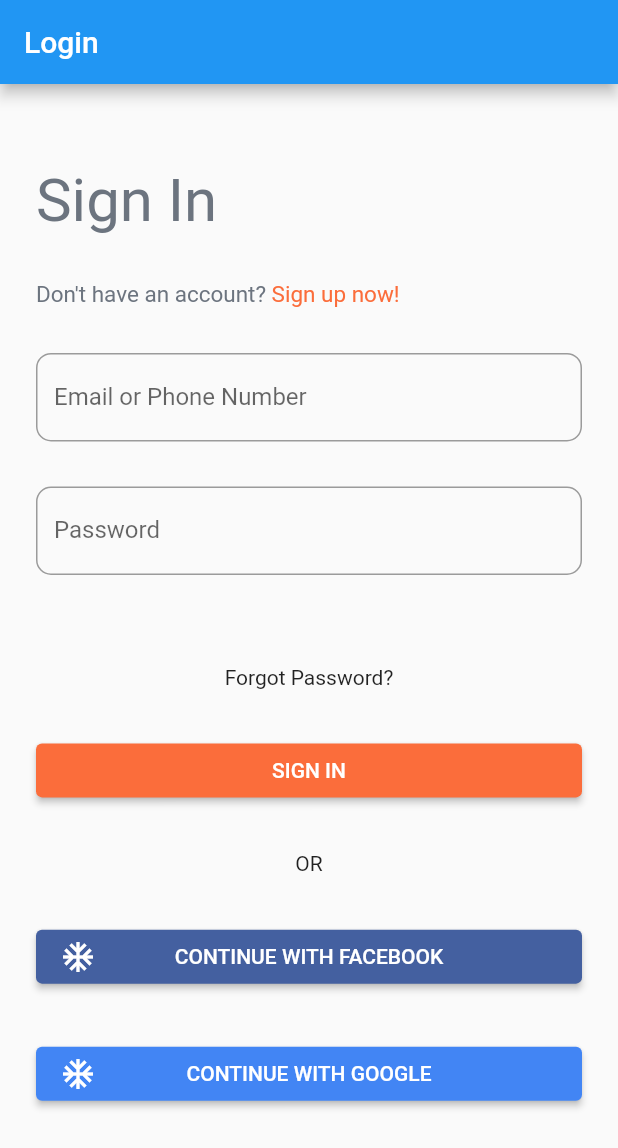
After one commit to NguyenTanPhucK11/flutter-200lab, a Flutter app: the screen it shows after launch, after a tap on "Day 5", on a phone screen of 412 x 824 dp. The commit adds this screen. Shown: the top 1148 px of the screen. Run offline on Flutter 3.47's test engine with Material 2 defaults, Android fonts, the phone set to English and light mode, and no system bars; our stand-ins replace cached_network_image; network calls fail.

Commit message:
fix screen ex

```diff
--- a/lib/exercise_screen.dart
+++ b/lib/exercise_screen.dart
@@ -3,6 +3,8 @@ import 'package:demo/screens/Day1/ex2_screen.dart';
 import 'package:demo/screens/Day2/todo.dart';
 import 'package:demo/screens/Day3/profile_screen.dart';
 import 'package:flutter/material.dart';
+
+import 'screens/Day5/login-screen.dart';
 
 class Exercise extends StatelessWidget {
   @override
@@ -18,43 +20,27 @@ class ScaffoldAppWithTheme extends StatelessWidget {
       appBar: AppBar(
         title: Text('Exercise'),
       ),
-      body: Row(
-        mainAxisAlignment: MainAxisAlignment.spaceAround,
+      body: Wrap(
+        alignment: WrapAlignment.start,
         children: <Widget>[
-          RaisedButton(
-            onPressed: () => Navigator.push(
-                context,
-                MaterialPageRoute(
-                  builder: (context) => Exercise1(),
-                )),
-            child: Text('Day1'),
-          ),
-          RaisedButton(
-            onPressed: () => Navigator.push(
-                context,
-                MaterialPageRoute(
-                  builder: (context) => Exercise2(),
-                )),
-            child: Text('Day1'),
-          ),
-          RaisedButton(
-            onPressed: () => Navigator.push(
-                context,
-                MaterialPageRoute(
-                  builder: (context) => TodoList(),
-                )),
-            child: Text('Day2'),
-          ),
-          RaisedButton(
-            onPressed: () => Navigator.push(
-                context,
-                MaterialPageRoute(
-                  builder: (context) => Profile(),
-                )),
-            child: Text('Day3'),
-          ),
+          _buttonDay(Exercise1(), 'Day 1', context),
+          _buttonDay(Exercise2(), 'Day 1', context),
+          _buttonDay(TodoList(), 'Day 2', context),
+          _buttonDay(Profile(), 'Day 3', context),
+          _buttonDay(Login(), 'Day 5', context),
         ],
       ),
     );
   }
+
+  _buttonDay(Widget f, String name, BuildContext ctx) {
+    return ElevatedButton(
+      onPressed: () => Navigator.push(
+          ctx,
+          MaterialPageRoute(
+            builder: (context) => f,
+          )),
+      child: Text(name),
+    );
+  }
 }
--- a/lib/providers/todos.dart
+++ b/lib/providers/todos.dart
@@ -45,9 +45,9 @@ class Todos with ChangeNotifier {
   }
 
   void updateTodo(String id, Todo newTodo) {
-    final todoId = _todos.indexWhere((todos) => todos.id == id);
-    if (todoId >= 0) {
-      _todos[todoId] = newTodo;
+    final index = _todos.indexWhere((todo) => todo.id == id);
+    if (index >= 0) {
+      _todos[index] = newTodo;
       notifyListeners();
     } else {
       print('can\'t find');
--- /dev/null
+++ b/lib/screens/Day5/login-screen.dart
@@ -0,0 +1,201 @@
+import 'package:flutter/material.dart';
+import 'package:flutter/cupertino.dart';
+
+class Login extends StatefulWidget {
+  @override
+  _LoginState createState() => _LoginState();
+}
+
+class _LoginState extends State<Login> {
+  final Color _orange = Color(0xFFFB6D3B);
+
+  final Color _blue = Color(0xff4285F4);
+
+  final Color _blueGrey = Color(0xff4460A0);
+
+  final Color _black = Color(0xFF6C747F);
+
+  bool isSignIn = true;
+
+  @override
+  Widget build(BuildContext context) {
+    return MaterialApp(
+      home: Scaffold(
+        appBar: AppBar(
+          title: Text("Login"),
+        ),
+        body: _buildBody(context),
+      ),
+    );
+  }
+
+  _buildBody(context) {
+    return Container(
+      padding: EdgeInsets.all(24),
+      child: Column(
+        mainAxisAlignment: MainAxisAlignment.spaceEvenly,
+        crossAxisAlignment: CrossAxisAlignment.start,
+        children: [
+          Text(
+            "Sign In",
+            style: TextStyle(
+              fontSize: 40,
+              color: _black,
+            ),
+          ),
+          RichText(
+            text: TextSpan(
+              // style: DefaultTextStyle.of(context).style,
+              children: [
+                TextSpan(
+                  text: isSignIn
+                      ? 'Don\'t have an account? '
+                      : 'Enter your Email and new Password for sign up, or ',
+                  style: TextStyle(
+                    fontSize: 15,
+                    color: _black,
+                  ),
+                ),
+                TextSpan(
+                  text: isSignIn ? 'Sign up now!' : 'Already have account?',
+                  style: TextStyle(
+                    fontSize: 15,
+                    color: _orange,
+                  ),
+                )
+              ],
+            ),
+          ),
+          TextFormField(
+            obscureText: true,
+            decoration: InputDecoration(
+              border: OutlineInputBorder(
+                borderRadius: BorderRadius.circular(10.0),
+                borderSide: BorderSide(width: 1),
+              ),
+              hintText: 'Email or Phone Number',
+              labelText: 'Email or Phone Number',
+            ),
+          ),
+          TextFormField(
+            obscureText: true,
+            decoration: InputDecoration(
+              border: OutlineInputBorder(
+                borderRadius: BorderRadius.circular(10.0),
+                borderSide: BorderSide(width: 1),
+              ),
+              hintText: 'Password',
+              labelText: 'Password',
+            ),
+          ),
+          isSignIn
+              ? SizedBox()
+              : TextFormField(
+                  obscureText: true,
+                  decoration: InputDecoration(
+                    border: OutlineInputBorder(
+                      borderRadius: BorderRadius.circular(10.0),
+                      borderSide: BorderSide(width: 1),
+                    ),
+                    hintText: 'Confirm Password',
+                    labelText: 'Confirm Password',
+                  ),
+                ),
+          isSignIn ? Center(child: Text('Forgot Password?')) : SizedBox(),
+          ElevatedButton(
+            style: ElevatedButton.styleFrom(
+              primary: _orange, // background
+              onPrimary: Colors.white, // foreground
+            ),
+            onPressed: () {
+              setState(() {
+                isSignIn = !isSignIn;
+              });
+            },
+            child: Row(
+              mainAxisAlignment: MainAxisAlignment.center,
+              children: [
+                Text(isSignIn ? 'SIGN IN' : 'SIGN UP'),
+              ],
+            ),
+          ),
+          isSignIn ? Center(child: Text('OR')) : SizedBox(),
+          isSignIn
+              ? ElevatedButton(
+                  onPressed: () => {},
+                  style: ElevatedButton.styleFrom(
+                    primary: _blueGrey, // background
+                    onPrimary: Colors.white, // foreground
+                  ),
+                  child: Row(
+                    mainAxisAlignment: MainAxisAlignment.spaceBetween,
+                    children: [
+                      Icon(Icons.ac_unit),
+                      Text('CONTINUE WITH FACEBOOK'),
+                      Icon(null),
+                    ],
+                  ),
+                )
+              : SizedBox(),
+          isSignIn
+              ? ElevatedButton(
+                  onPressed: () => {},
+                  style: ElevatedButton.styleFrom(
+                    primary: _blue, // background
+                    onPrimary: Colors.white, // foreground
+                  ),
+                  child: Row(
+                    mainAxisAlignment: MainAxisAlignment.spaceBetween,
+                    children: [
+                      Icon(Icons.ac_unit),
+                      Text('CONTINUE WITH GOOGLE'),
+                      Icon(null),
+                    ],
+                  ),
+                )
+              : SizedBox(),
+          isSignIn
+              ? SizedBox()
+              : Center(
+                  child: RichText(
+                    textAlign: TextAlign.center,
+                    text: TextSpan(
+                      // style: DefaultTextStyle.of(context).style,
+                      children: [
+                        TextSpan(
+                          text: 'By signing up you agree to our ',
+                          style: TextStyle(
+                            fontSize: 15,
+                            color: _black,
+                          ),
+                        ),
+                        TextSpan(
+                          text: 'Teams Condition',
+                          style: TextStyle(
+                            fontSize: 15,
+                            color: _orange,
+                          ),
+                        ),
+                        TextSpan(
+                          text: ' & ',
+                          style: TextStyle(
+                            fontSize: 15,
+                            color: _black,
+                          ),
+                        ),
+                        TextSpan(
+                          text: 'Privacy Policy',
+                          style: TextStyle(
+                            fontSize: 15,
+                            color: _orange,
+                          ),
+                        )
+                      ],
+                    ),
+                  ),
+                ),
+        ],
+      ),
+    );
+  }
+}
--- a/lib/widgets/todolist_widget.dart
+++ b/lib/widgets/todolist_widget.dart
@@ -4,10 +4,11 @@ import 'package:flutter/material.dart';
 import 'package:provider/provider.dart';
 
 class TodoListView extends StatefulWidget {
+  final String filter;
+  TodoListView({Key key, @required this.filter}) : super(key: key);
+
   @override
   _TodoListViewState createState() => _TodoListViewState();
-  final String filter;
-  TodoListView({Key key, @required this.filter}) : super(key: key);
 }
 
 class _TodoListViewState extends State<TodoListView> {
```
Also changed, not shown: 5 other files.
